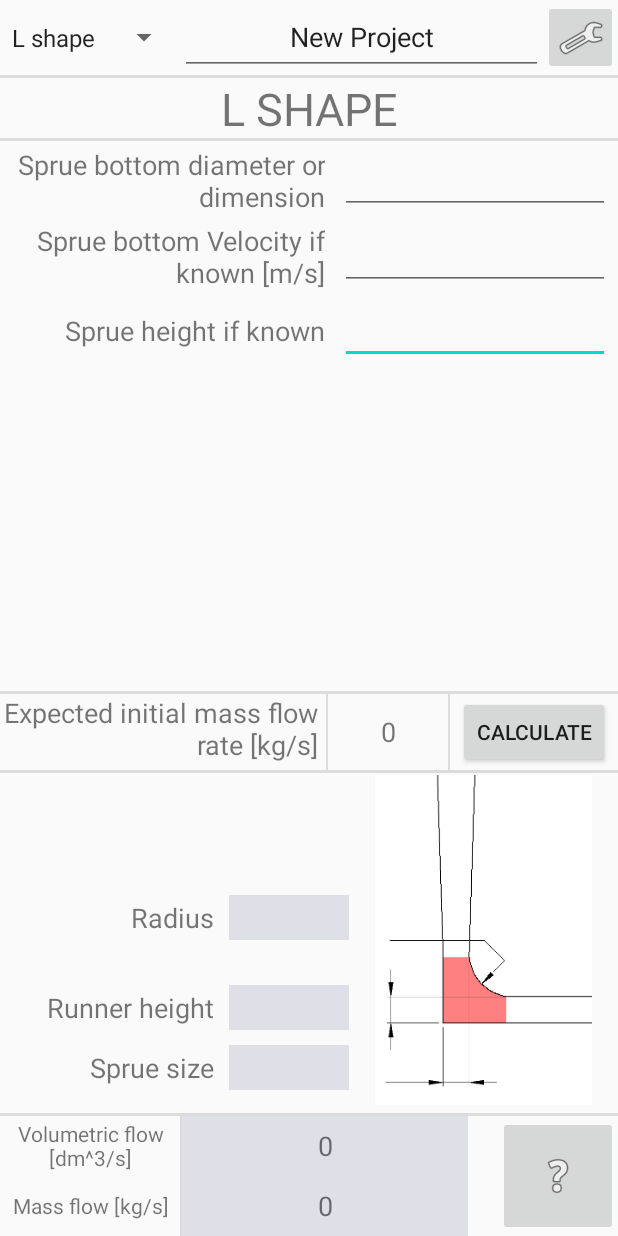
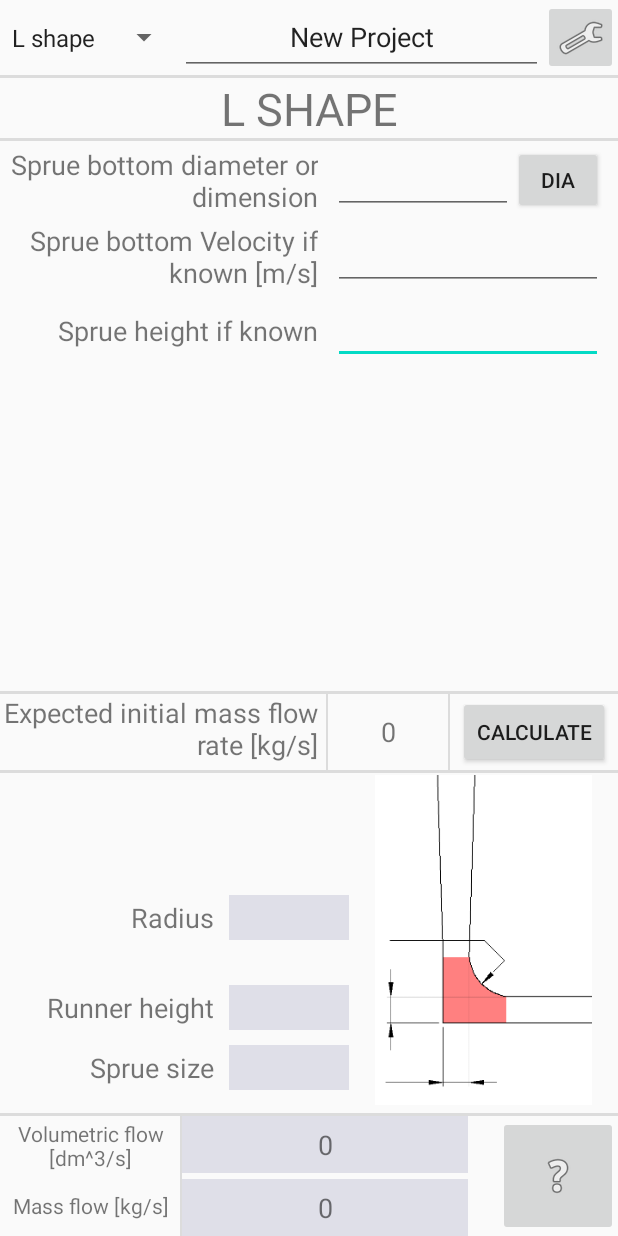
Before and after one commit to RafalUrbanek/Foundryman, an Android app: the LShapeActivity screen opened directly, with no data from a screen before it, after a tap on "CALCULATE", on a phone screen of 412 x 824 dp. Run offline under Robolectric (Android 15) with nearby library versions, the phone set to English and light mode, and no system bars.

Commit message:
- L shape funcionality

```diff
--- a/app/src/main/java/com/Raf/foundryman/LShapeActivity.java
+++ b/app/src/main/java/com/Raf/foundryman/LShapeActivity.java
@@ -11,6 +11,7 @@ import android.widget.EditText;
 import android.widget.ImageButton;
 import android.widget.Spinner;
 import android.widget.TextView;
+import android.widget.Toast;
 
 import androidx.appcompat.app.AppCompatActivity;
 
@@ -18,14 +19,15 @@ public class LShapeActivity extends AppCompatActivity implements
         AdapterView.OnItemSelectedListener {
 
     String[] tools;
-    Button calculateBtn;
+    Button calculateBtn, diaDimBtn;
     ImageButton helpBtn;
     Spinner toolSpinner;
     Boolean flag;
+    Boolean diaDimFlag = true;
     EditText bottomDiaEdit, velocityEdit, sprueHeightEdit;
     TextView topText, massFlowText1, massFlowText2, volFlowText, radiusText, runnerHeightText, sprueSizeText;
 
-    double massFlowrate, weightFlowrate, velocity, sprueHeight, bottomDim, radius, runnerHeight;
+    double massFlowrate, velocity, sprueHeight, bottomDim, radius, runnerHeight, volFolwrate;
 
     @Override
     protected void onCreate(Bundle savedInstanceState) {
@@ -43,6 +45,17 @@ public class LShapeActivity extends AppCompatActivity implements
     }
 
     private void initializeValues() {
+        if (Support.sprueHeight > 0){
+            sprueHeight = Support.sprueHeight;
+        } else {
+            sprueHeight = 0;
+        }
+
+        if (Support.sprueWidth > 0){
+            bottomDim = Support.sprueWidth;
+            bottomDiaEdit.setText(String.valueOf(bottomDim));
+        }
+
         if (Support.sprueVelocity > 0){
             velocity = Support.sprueVelocity;
             velocityEdit.setText(String.valueOf(velocity));
@@ -52,6 +65,8 @@ public class LShapeActivity extends AppCompatActivity implements
             massFlowrate = Support.initialMassFlowrate;
             massFlowText1.setText(String.valueOf(massFlowrate));
             massFlowText2.setText(String.valueOf(massFlowrate));
+            volFolwrate = massFlowrate * Support.density / 1000;
+            volFlowText.setText(String.valueOf(volFolwrate));
         } else massFlowrate = 0;
     }
 
@@ -68,7 +83,21 @@ public class LShapeActivity extends AppCompatActivity implements
         runnerHeightText = findViewById(R.id.lShape_text_height);
         sprueSizeText = findViewById(R.id.lShape_text_sprue);
         calculateBtn = findViewById(R.id.lShape_calc_btn);
+        diaDimBtn = findViewById(R.id.dia_dim_btn);
         helpBtn = findViewById(R.id.lShape_help_btn);
+
+        diaDimBtn.setOnClickListener(new View.OnClickListener() {
+            @Override
+            public void onClick(View v) {
+                if (diaDimFlag) {
+                    diaDimBtn.setText("DIM");
+                    diaDimFlag = false;
+                } else {
+                    diaDimBtn.setText("DIA");
+                    diaDimFlag = true;
+                }
+            }
+        });
 
         calculateBtn.setOnClickListener(new View.OnClickListener() {
             @Override
@@ -89,8 +118,22 @@ public class LShapeActivity extends AppCompatActivity implements
 
     }
 
+
+
     private void calculate() {
+        if (bottomDim > 0){
+            if (velocity > 0){
 
+            } else if (sprueHeight > 0){
+
+            } else {
+                Toast.makeText(this,"Please enter valid metal velocity at sprue " +
+                        "bottom or sprue height including pouring cup", Toast.LENGTH_LONG).show();
+            }
+        } else {
+            Toast.makeText(this,"Please enter valid sprue bottom diameter or " +
+                    "dimension", Toast.LENGTH_LONG).show();
+        }
     }
 
     private void configureSpinner() {
--- a/app/src/main/java/com/Raf/foundryman/Support.java
+++ b/app/src/main/java/com/Raf/foundryman/Support.java
@@ -16,6 +16,7 @@ public class Support {
     static double ingateHeight = 0.0;
     static double ingateDia = 0.0;
     static double sprueWidth = 0.0;
+    static double sprueHeight = 0.0;
     static double feederMass;
     static double runnerMass;
     static double sprueVelocity = 0.0;
--- a/app/src/main/res/layout/activity_l_shape.xml
+++ b/app/src/main/res/layout/activity_l_shape.xml
@@ -56,9 +56,10 @@
             android:layout_width="0dp"
             android:layout_height="wrap_content"
             android:layout_marginTop="5dp"
+            android:layout_marginEnd="10dp"
             android:ems="10"
             android:inputType="number"
-            app:layout_constraintEnd_toEndOf="@+id/lShape_input_bottom_dim"
+            app:layout_constraintEnd_toEndOf="parent"
             app:layout_constraintStart_toStartOf="@+id/lShape_input_bottom_dim"
             app:layout_constraintTop_toBottomOf="@+id/lShape_input_bottom_dim" />
 
@@ -152,6 +153,7 @@
             android:id="@+id/lShape_text_mass_flow2"
             android:layout_width="0dp"
             android:layout_height="0dp"
+            android:layout_marginTop="2dp"
             android:layout_marginEnd="20dp"
             android:width="100dp"
             android:height="30dp"
@@ -226,6 +228,7 @@
             android:layout_width="0dp"
             android:layout_height="0dp"
             android:layout_marginEnd="20dp"
+            android:layout_marginBottom="2dp"
             android:width="100dp"
             android:height="30dp"
             android:background="@color/field_gray"
@@ -385,14 +388,23 @@
 
         <EditText
             android:id="@+id/lShape_input_bottom_dim"
-            android:layout_width="180dp"
+            android:layout_width="120dp"
             android:layout_height="wrap_content"
             android:layout_marginTop="3dp"
-            android:layout_marginEnd="5dp"
             android:ems="10"
             android:inputType="number"
+            app:layout_constraintEnd_toStartOf="@+id/dia_dim_btn"
+            app:layout_constraintTop_toBottomOf="@+id/divider6" />
+
+        <Button
+            android:id="@+id/dia_dim_btn"
+            android:layout_width="60dp"
+            android:layout_height="0dp"
+            android:layout_marginEnd="10dp"
+            android:text="@string/diameter"
+            app:layout_constraintBottom_toBottomOf="@+id/lShape_input_bottom_dim"
             app:layout_constraintEnd_toEndOf="parent"
-            app:layout_constraintTop_toBottomOf="@+id/divider6" />
+            app:layout_constraintTop_toTopOf="@+id/lShape_input_bottom_dim" />
 
     </androidx.constraintlayout.widget.ConstraintLayout>
 
```
